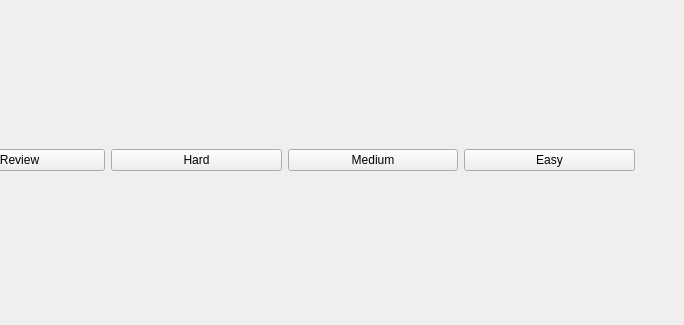
First picture: the form in cardwidget.ui, repository hsetlik/CodexQt, before the edit; both pictures show x 116 to 800 and y 275 to 600 of the 800 by 600 pixel window.
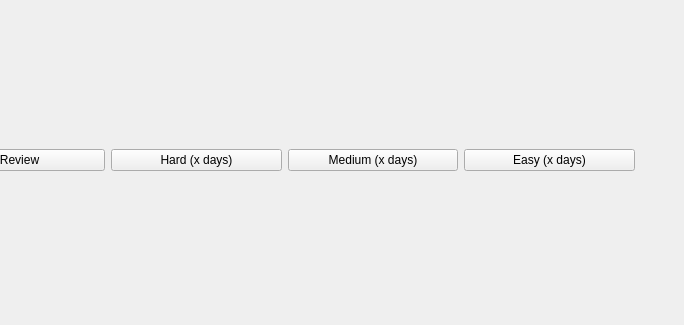
Second picture: the form after the edit.

Commit message: added SRS time labels to answer buttons

Diff of the .ui file:
```diff
--- a/cardwidget.ui
+++ b/cardwidget.ui
@@ -44,21 +44,21 @@
     <item>
      <widget class="QPushButton" name="button2">
       <property name="text">
-       <string>Hard</string>
+       <string>Hard (x days)</string>
       </property>
      </widget>
     </item>
     <item>
      <widget class="QPushButton" name="button3">
       <property name="text">
-       <string>Medium</string>
+       <string>Medium (x days)</string>
       </property>
      </widget>
     </item>
     <item>
      <widget class="QPushButton" name="button4">
       <property name="text">
-       <string>Easy</string>
+       <string>Easy (x days)</string>
       </property>
      </widget>
     </item>
```
The commit also changes 6 other files.
